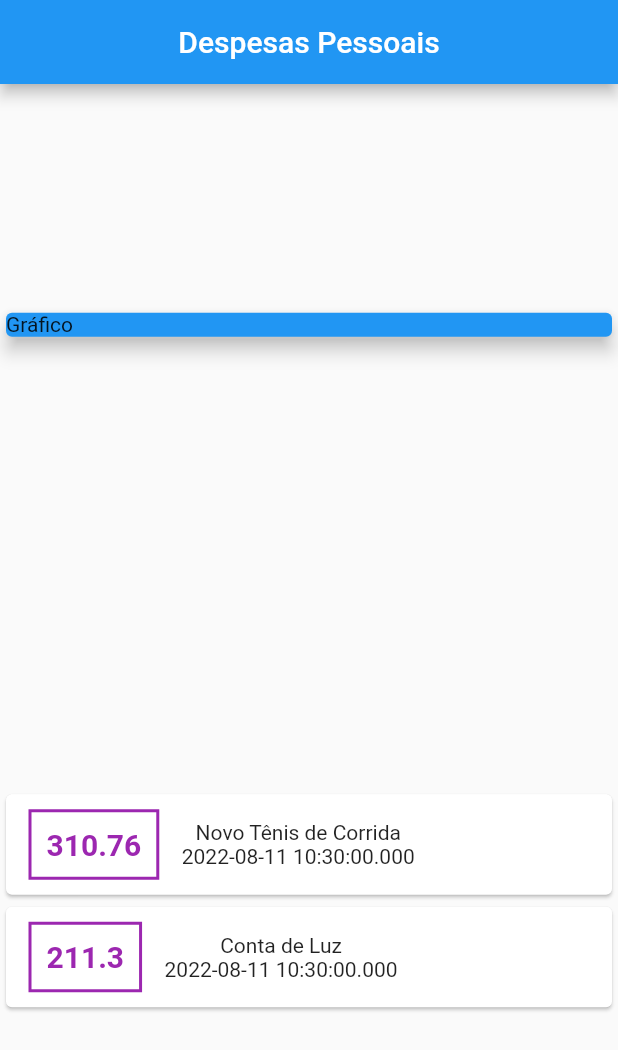
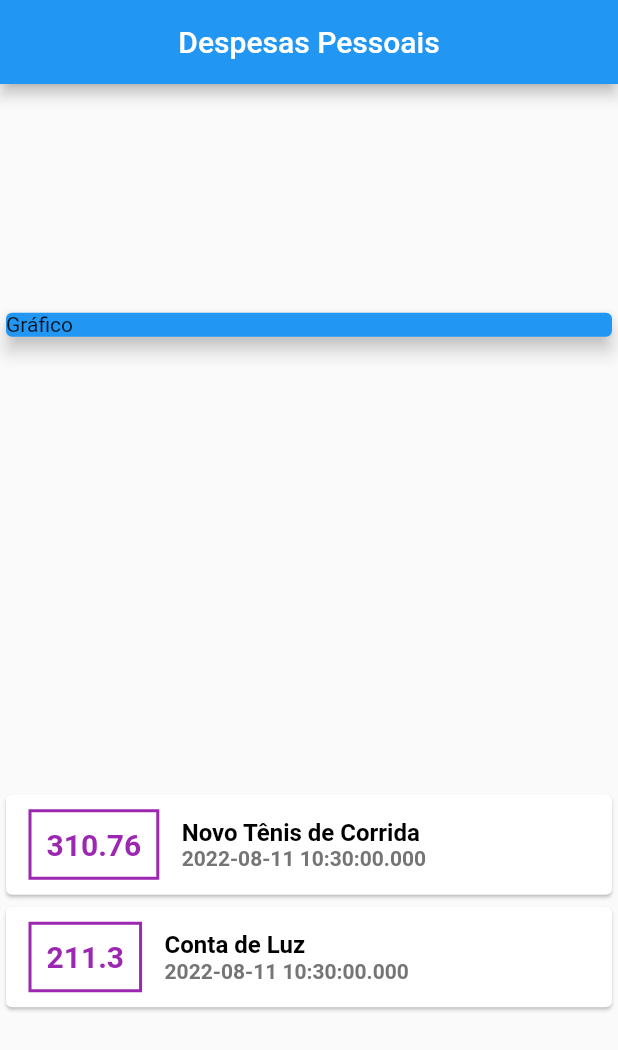
Before and after one commit to eugustavokeller/DevMobile, a Flutter app: the screen it shows after launch, on a phone screen of 412 x 824 dp. Shown: the top 1050 px of the screen. Run offline on Flutter 3.47's test engine with Material 2 defaults, Android fonts, the phone set to English and light mode, and no system bars.

Commit message:
Update main.dart
Font, style and organization text sytle.

```diff
--- a/curso_flutter/expenses/lib/main.dart
+++ b/curso_flutter/expenses/lib/main.dart
@@ -71,9 +71,28 @@ class MyHomePage extends StatelessWidget {
                       ),
                     ),
                     Column(
+                      crossAxisAlignment: CrossAxisAlignment.start,
                       children: [
-                        Text(tr.title),
-                        Text(tr.date.toString()),
+                        Container(
+                          child: Text(
+                            tr.title,
+                            style: TextStyle(
+                              fontWeight: FontWeight.bold,
+                              fontSize: 16,
+                              color: Colors.black,
+                            ),
+                          ),
+                        ),
+                        Container(
+                          child: Text(
+                            tr.date.toString(),
+                            style: TextStyle(
+                              color: Color.fromARGB(255, 117, 117, 117),
+                              fontSize: 14,
+                              fontWeight: FontWeight.bold,
+                            ),
+                          ),
+                        ),
                       ],
                     )
                   ],
```
